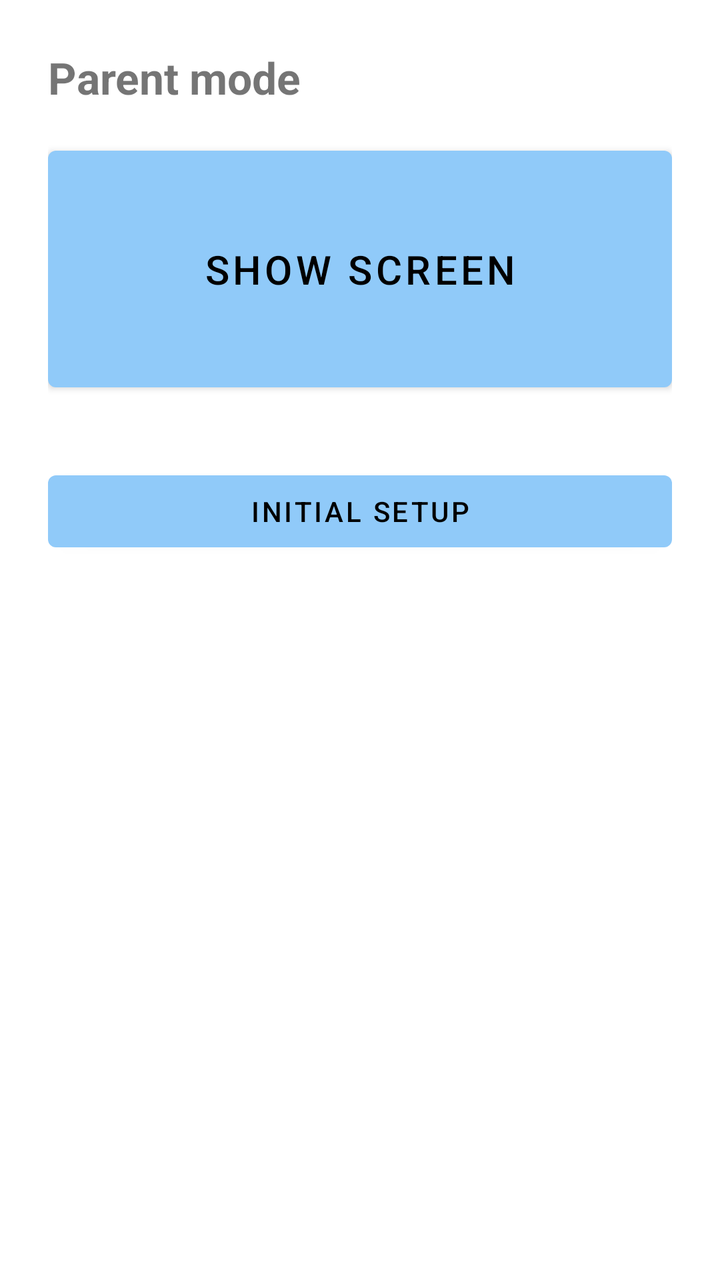
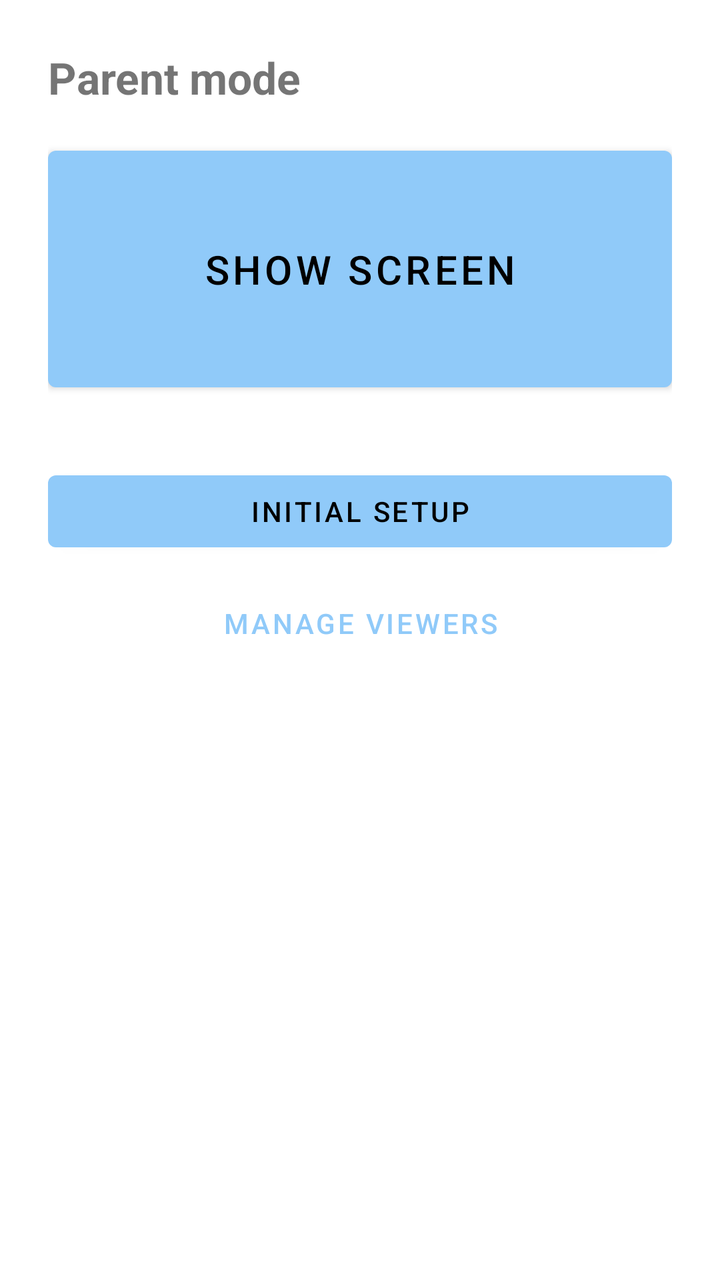

Two renders of the same Android screen: before a commit and after it. Below are the layout's source before the change and the commit's diff.
<!-- AndroidManifest.xml: application theme Theme.FamilyRemote -->
<!-- res/layout/fragment_parent_home.xml -->
<?xml version="1.0" encoding="utf-8"?>
<androidx.constraintlayout.widget.ConstraintLayout xmlns:android="http://schemas.android.com/apk/res/android"
    xmlns:app="http://schemas.android.com/apk/res-auto"
    android:layout_width="match_parent"
    android:layout_height="match_parent"
    android:padding="24dp">

    <TextView
        android:id="@+id/titleText"
        android:layout_width="wrap_content"
        android:layout_height="wrap_content"
        android:text="@string/parent_home_title"
        android:textSize="22sp"
        android:textStyle="bold"
        app:layout_constraintStart_toStartOf="parent"
        app:layout_constraintTop_toTopOf="parent" />

    
    <Button
        android:id="@+id/showScreenButton"
        android:layout_width="0dp"
        android:layout_height="0dp"
        android:layout_marginTop="16dp"
        android:text="@string/parent_home_show_screen_button"
        android:textSize="20sp"
        app:layout_constraintEnd_toEndOf="parent"
        app:layout_constraintHeight_percent="0.22"
        app:layout_constraintStart_toStartOf="parent"
        app:layout_constraintTop_toBottomOf="@id/titleText" />

    <Button
        android:id="@+id/pairNewChildButton"
        android:layout_width="0dp"
        android:layout_height="wrap_content"
        android:layout_marginTop="32dp"
        android:text="@string/parent_home_pair_button"
        app:layout_constraintEnd_toEndOf="parent"
        app:layout_constraintStart_toStartOf="parent"
        app:layout_constraintTop_toBottomOf="@id/showScreenButton" />

</androidx.constraintlayout.widget.ConstraintLayout>
<!-- resources referenced by this layout -->
<resources>
  <string name="parent_home_pair_button">Initial Setup</string>
  <string name="parent_home_show_screen_button">Show Screen</string>
  <string name="parent_home_title">Parent mode</string>
  <style name="Theme.FamilyRemote" parent="Theme.MaterialComponents.DayNight.NoActionBar">
          <item name="colorPrimary">@color/pastel_blue</item>
          <item name="colorPrimaryDark">@color/pastel_blue_dark</item>
          <item name="colorOnPrimary">@color/black</item>
          <item name="colorAccent">@color/pastel_green</item>
          <item name="android:windowBackground">@color/app_background</item>
      </style>
  <color name="pastel_blue">#FF90CAF9</color>
  <color name="pastel_blue_dark">#FF64B5F6</color>
  <color name="black">#FF000000</color>
  <color name="pastel_green">#FFA5D6A7</color>
  <color name="app_background">#FFFFFFFF</color>
</resources>

<!-- the commit's change to res/layout/fragment_parent_home.xml (unified diff, before → after) -->
@@ -38,4 +38,15 @@
         app:layout_constraintStart_toStartOf="parent"
         app:layout_constraintTop_toBottomOf="@id/showScreenButton" />
 
+    <Button
+        android:id="@+id/manageViewersButton"
+        style="@style/Widget.MaterialComponents.Button.TextButton"
+        android:layout_width="0dp"
+        android:layout_height="wrap_content"
+        android:layout_marginTop="8dp"
+        android:text="@string/parent_home_manage_viewers_button"
+        app:layout_constraintEnd_toEndOf="parent"
+        app:layout_constraintStart_toStartOf="parent"
+        app:layout_constraintTop_toBottomOf="@id/pairNewChildButton" />
+
 </androidx.constraintlayout.widget.ConstraintLayout>
<!-- resource entries referenced after the edit -->
@@ -1,5 +1,6 @@
 <!-- resources referenced by this layout -->
 <resources>
+  <string name="parent_home_manage_viewers_button">Manage Viewers</string>
   <string name="parent_home_pair_button">Initial Setup</string>
   <string name="parent_home_show_screen_button">Show Screen</string>
   <string name="parent_home_title">Parent mode</string>
